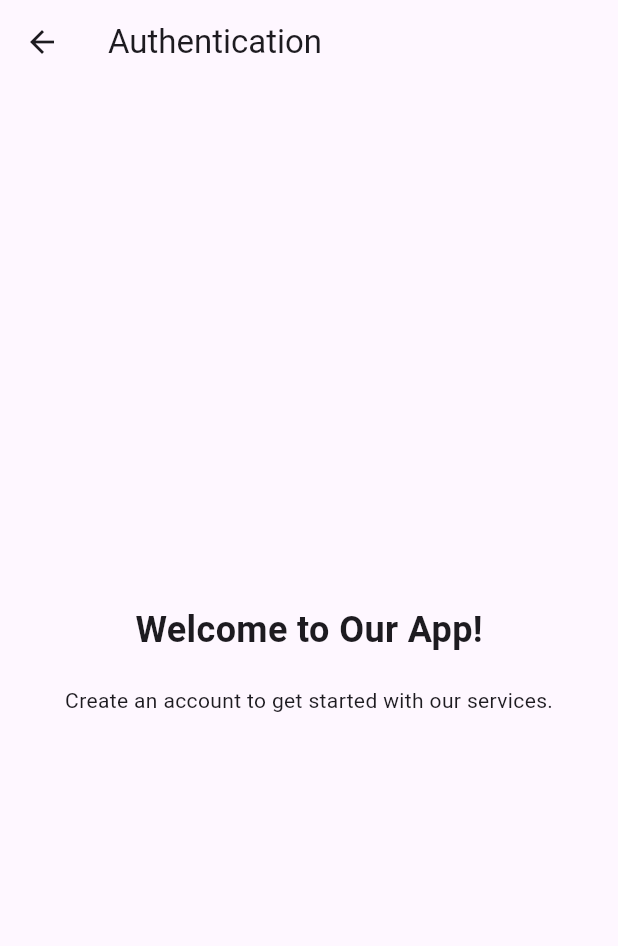
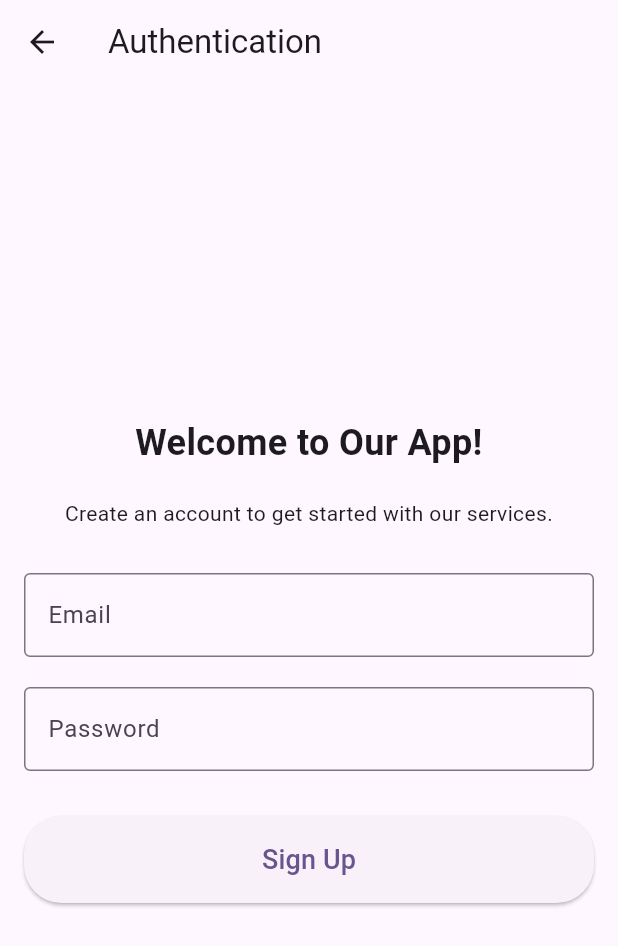
Before and after one commit to shahriarRahmanShaon/weather_now, a Flutter app: the AuthenticationView screen opened directly, on a phone screen of 412 x 824 dp. Shown: the top 946 px of the screen. Run offline on Flutter 3.47's test engine with Material 3 defaults, Android fonts, the light colour scheme and no system bars; our stand-ins replace firebase_auth, firebase_core, flutter_svg, get, location, permission_handler; accounts and stored records are empty.

Commit message:
authentication complete

```diff
--- a/lib/View/Authentication/authentication_view.dart
+++ b/lib/View/Authentication/authentication_view.dart
@@ -1,5 +1,6 @@
 import 'package:flutter/material.dart';
-import 'package:firebase_auth/firebase_auth.dart';
+import 'package:get/get.dart';
+import 'package:weather_now/ViewModel/Controllers/authentication_controller.dart';
 
 enum AuthenticationCaller {
   login,
@@ -8,8 +9,9 @@ enum AuthenticationCaller {
 
 class AuthenticationView extends StatelessWidget {
   final AuthenticationCaller caller;
+  final AuthenticationController _controller = Get.put(AuthenticationController());
 
-  const AuthenticationView({super.key, required this.caller});
+  AuthenticationView({super.key, required this.caller});
 
   @override
   Widget build(BuildContext context) {
@@ -17,41 +19,130 @@ class AuthenticationView extends StatelessWidget {
       appBar: AppBar(
         title: const Text('Authentication'),
       ),
-      body: Center(
-        child: caller == AuthenticationCaller.login
-            ? _buildLoginView()
-            : _buildGetStartedView(),
+      body: Padding(
+        padding: const EdgeInsets.all(16.0),
+        child: Center(
+          child: caller == AuthenticationCaller.login
+              ? _buildLoginView(context)
+              : _buildGetStartedView(context),
+        ),
       ),
     );
   }
 
   // Login-specific design
-  Widget _buildLoginView() {
-    return const Column(
+  Widget _buildLoginView(BuildContext context) {
+    return Column(
       mainAxisAlignment: MainAxisAlignment.center,
+      crossAxisAlignment: CrossAxisAlignment.stretch,
       children: [
-        Text(
+        const Text(
           'Welcome Back! Please Log In.',
+          textAlign: TextAlign.center,
           style: TextStyle(fontSize: 24, fontWeight: FontWeight.bold),
         ),
-        SizedBox(height: 20),
-        Text('Enter your credentials to access your account.'),
+        const SizedBox(height: 20),
+        const Text(
+          'Enter your credentials to access your account.',
+          textAlign: TextAlign.center,
+        ),
+        const SizedBox(height: 30),
+        _buildEmailField(),
+        const SizedBox(height: 20),
+        _buildPasswordField(),
+        const SizedBox(height: 30),
+        _buildLoginButton(context),
       ],
     );
   }
 
   // Signup-specific design
-  Widget _buildGetStartedView() {
-    return const Column(
+  Widget _buildGetStartedView(BuildContext context) {
+    return Column(
       mainAxisAlignment: MainAxisAlignment.center,
+      crossAxisAlignment: CrossAxisAlignment.stretch,
       children: [
-        Text(
+        const Text(
           'Welcome to Our App!',
+          textAlign: TextAlign.center,
           style: TextStyle(fontSize: 24, fontWeight: FontWeight.bold),
         ),
-        SizedBox(height: 20),
-        Text('Create an account to get started with our services.'),
+        const SizedBox(height: 20),
+        const Text(
+          'Create an account to get started with our services.',
+          textAlign: TextAlign.center,
+        ),
+        const SizedBox(height: 30),
+        _buildEmailField(),
+        const SizedBox(height: 20),
+        _buildPasswordField(),
+        const SizedBox(height: 30),
+        _buildSignupButton(context),
       ],
     );
   }
+
+  // Email TextField
+  Widget _buildEmailField() {
+    return TextField(
+      controller: _controller.emailController,
+      keyboardType: TextInputType.emailAddress,
+      decoration: const InputDecoration(
+        labelText: 'Email',
+        border: OutlineInputBorder(),
+      ),
+    );
+  }
+
+  // Password TextField
+  Widget _buildPasswordField() {
+    return TextField(
+      controller: _controller.passwordController,
+      obscureText: true,
+      decoration: const InputDecoration(
+        labelText: 'Password',
+        border: OutlineInputBorder(),
+      ),
+    );
+  }
+
+  // Login Button
+  Widget _buildLoginButton(BuildContext context) {
+    return ElevatedButton(
+      onPressed: () {
+        // Trigger login logic here
+        _controller.login();
+      },
+      style: ElevatedButton.styleFrom(
+        padding: const EdgeInsets.all(16.0),
+        shape: RoundedRectangleBorder(
+          borderRadius: BorderRadius.circular(25.0),
+        ),
+      ),
+      child: const Text(
+        'Log In',
+        style: TextStyle(fontSize: 18),
+      ),
+    );
+  }
+
+  // Signup Button
+  Widget _buildSignupButton(BuildContext context) {
+    return ElevatedButton(
+      onPressed: () {
+        // Trigger signup logic here
+        _controller.signup();
+      },
+      style: ElevatedButton.styleFrom(
+        padding: const EdgeInsets.all(16.0),
+        shape: RoundedRectangleBorder(
+          borderRadius: BorderRadius.circular(25.0),
+        ),
+      ),
+      child: const Text(
+        'Sign Up',
+        style: TextStyle(fontSize: 18),
+      ),
+    );
+  }
 }
--- a/lib/View/Home/home_screen.dart
+++ b/lib/View/Home/home_screen.dart
@@ -1,4 +1,3 @@
-import 'package:flutter/cupertino.dart';
 import 'package:flutter/material.dart';
 import 'package:get/get.dart';
 import 'package:weather_now/View/Home/Components/weather_card.dart';
--- a/lib/View/Intro/Components/signup_login_card.dart
+++ b/lib/View/Intro/Components/signup_login_card.dart
@@ -42,7 +42,7 @@ class SignupLoginCard extends StatelessWidget {
               const Spacer(),
               ElevatedButton(
                 onPressed: () {
-                  Get.to (()=> const AuthenticationView(caller: AuthenticationCaller.getStarted));
+                  Get.to (()=> AuthenticationView(caller: AuthenticationCaller.getStarted));
                 },
                 style: ElevatedButton.styleFrom(
                   backgroundColor: const Color(0xFF6151C3),
@@ -60,7 +60,7 @@ class SignupLoginCard extends StatelessWidget {
                   const Text('Already have an account?'),
                   TextButton(
                     onPressed: () {
-                      Get.to (()=> const AuthenticationView(caller: AuthenticationCaller.login));
+                      Get.to (()=> AuthenticationView(caller: AuthenticationCaller.login));
                     },
                     child: const Text('Log in', style: TextStyle(color: Color(0xFF6151C3)),),
                   ),
--- /dev/null
+++ b/lib/ViewModel/Controllers/authentication_controller.dart
@@ -0,0 +1,44 @@
+import 'package:firebase_auth/firebase_auth.dart';
+import 'package:flutter/material.dart';
+import 'package:get/get.dart';
+
+class AuthenticationController extends GetxController {
+  //static AuthenticationController get to => Get.find();
+
+  final emailController = TextEditingController();
+  final passwordController = TextEditingController();
+
+
+  void login() {
+
+  }
+
+  void signup() async{
+    try {
+      final credential = await FirebaseAuth.instance.createUserWithEmailAndPassword(
+        email: emailController.text,
+        password: passwordController.text,
+      );
+
+    } on FirebaseAuthException catch (e) {
+      if (e.code == 'weak-password') {
+        print('The password provided is too weak.');
+      } else if (e.code == 'email-already-in-use') {
+        print('The account already exists for that email.');
+      }
+    } catch (e) {
+      print(e);
+    }
+  }
+
+  Future<void> signOut() async {
+    await FirebaseAuth.instance.signOut();
+  }
+
+  @override
+  void dispose() {
+    emailController.dispose();
+    passwordController.dispose();
+    super.dispose();
+  }
+}
--- a/lib/main.dart
+++ b/lib/main.dart
@@ -30,6 +30,7 @@ class _MyAppState extends State<MyApp> {
     FirebaseAuth.instance
         .authStateChanges()
         .listen((User? user) {
+      setState(() {
         if (user == null) {
           _isSignIn = false;
           print('User is currently signed out!');
@@ -37,6 +38,7 @@ class _MyAppState extends State<MyApp> {
           _isSignIn = true;
           print('User is signed in!');
         }
+      });
     });
     super.initState();
   }
```
Lines whose indentation alone changed are shown as unchanged.
